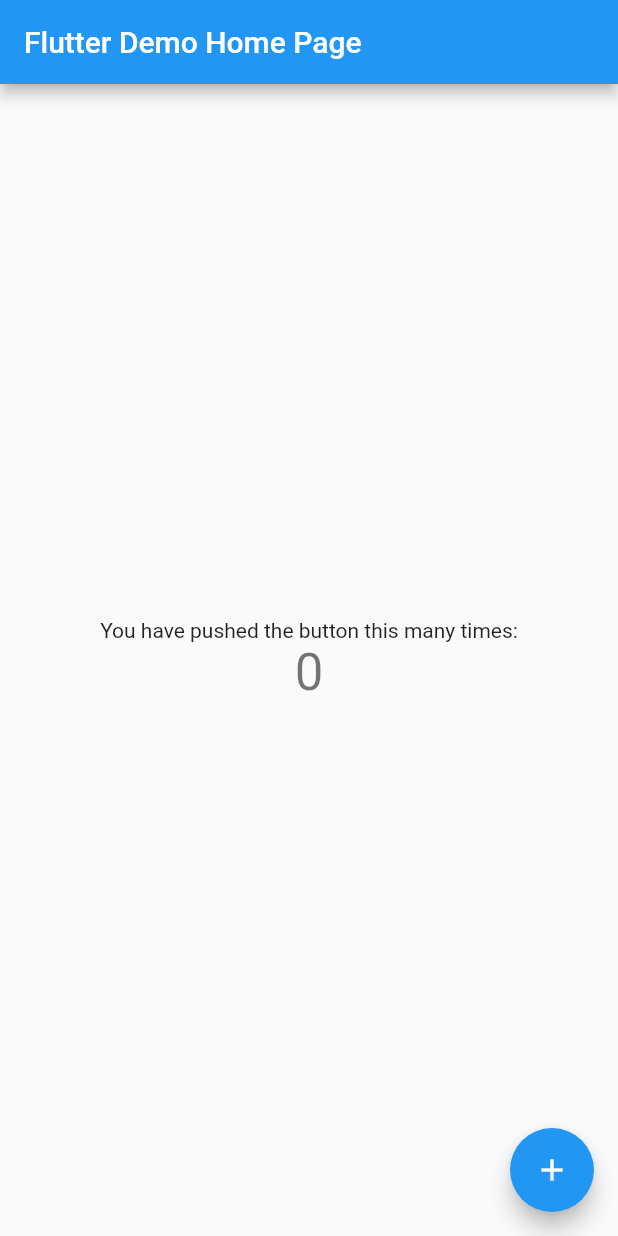
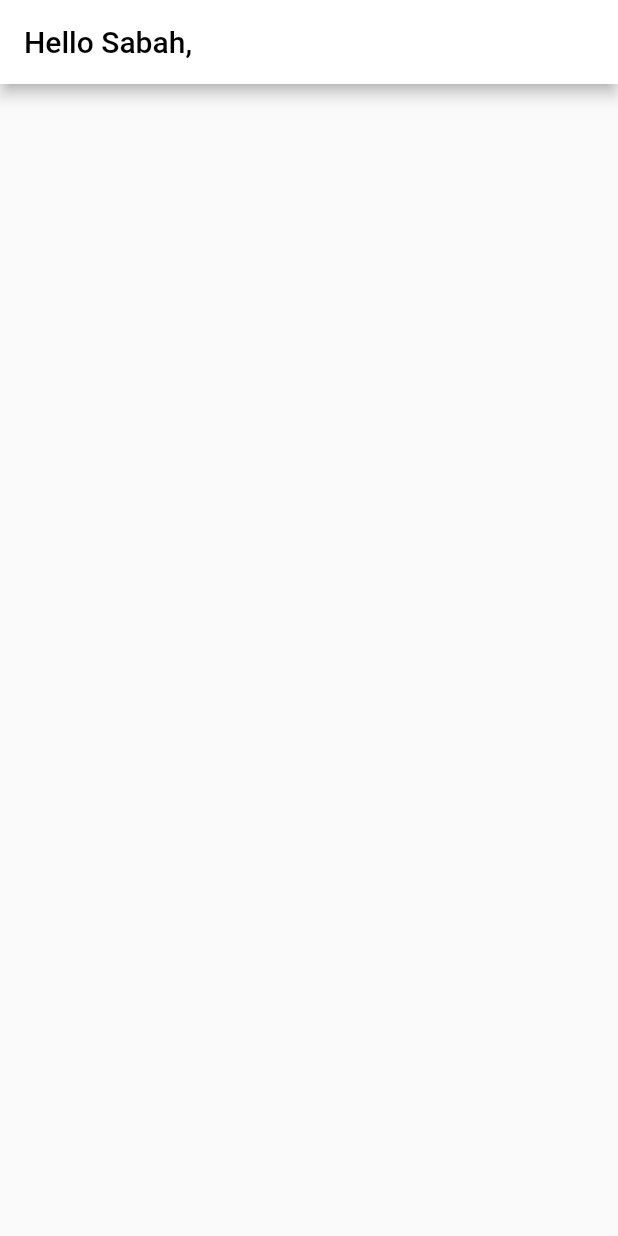
Before and after one commit to SabahTARTIR365/task_managment_app, a Flutter app: the screen it shows after launch, on a phone screen of 412 x 824 dp. Run offline on Flutter 3.47's test engine with Material 2 defaults, Android fonts, the light colour scheme and no system bars.

Commit message:
adding structure files

```diff
--- a/lib/main.dart
+++ b/lib/main.dart
@@ -1,115 +1,10 @@
 import 'package:flutter/material.dart';
+import 'package:task_managing_app/main_tasks_screen.dart';
+
 
 void main() {
-  runApp(const MyApp());
+  runApp( MaterialApp(
+    title: 'Flutter Demo',
+    home:MainTasksScreen(),
+  ));
 }
-
-class MyApp extends StatelessWidget {
-  const MyApp({Key? key}) : super(key: key);
-
-  // This widget is the root of your application.
-  @override
-  Widget build(BuildContext context) {
-    return MaterialApp(
-      title: 'Flutter Demo',
-      theme: ThemeData(
-        // This is the theme of your application.
-        //
-        // Try running your application with "flutter run". You'll see the
-        // application has a blue toolbar. Then, without quitting the app, try
-        // changing the primarySwatch below to Colors.green and then invoke
-        // "hot reload" (press "r" in the console where you ran "flutter run",
-        // or simply save your changes to "hot reload" in a Flutter IDE).
-        // Notice that the counter didn't reset back to zero; the application
-        // is not restarted.
-        primarySwatch: Colors.blue,
-      ),
-      home: const MyHomePage(title: 'Flutter Demo Home Page'),
-    );
-  }
-}
-
-class MyHomePage extends StatefulWidget {
-  const MyHomePage({Key? key, required this.title}) : super(key: key);
-
-  // This widget is the home page of your application. It is stateful, meaning
-  // that it has a State object (defined below) that contains fields that affect
-  // how it looks.
-
-  // This class is the configuration for the state. It holds the values (in this
-  // case the title) provided by the parent (in this case the App widget) and
-  // used by the build method of the State. Fields in a Widget subclass are
-  // always marked "final".
-
-  final String title;
-
-  @override
-  State<MyHomePage> createState() => _MyHomePageState();
-}
-
-class _MyHomePageState extends State<MyHomePage> {
-  int _counter = 0;
-
-  void _incrementCounter() {
-    setState(() {
-      // This call to setState tells the Flutter framework that something has
-      // changed in this State, which causes it to rerun the build method below
-      // so that the display can reflect the updated values. If we changed
-      // _counter without calling setState(), then the build method would not be
-      // called again, and so nothing would appear to happen.
-      _counter++;
-    });
-  }
-
-  @override
-  Widget build(BuildContext context) {
-    // This method is rerun every time setState is called, for instance as done
-    // by the _incrementCounter method above.
-    //
-    // The Flutter framework has been optimized to make rerunning build methods
-    // fast, so that you can just rebuild anything that needs updating rather
-    // than having to individually change instances of widgets.
-    return Scaffold(
-      appBar: AppBar(
-        // Here we take the value from the MyHomePage object that was created by
-        // the App.build method, and use it to set our appbar title.
-        title: Text(widget.title),
-      ),
-      body: Center(
-        // Center is a layout widget. It takes a single child and positions it
-        // in the middle of the parent.
-        child: Column(
-          // Column is also a layout widget. It takes a list of children and
-          // arranges them vertically. By default, it sizes itself to fit its
-          // children horizontally, and tries to be as tall as its parent.
-          //
-          // Invoke "debug painting" (press "p" in the console, choose the
-          // "Toggle Debug Paint" action from the Flutter Inspector in Android
-          // Studio, or the "Toggle Debug Paint" command in Visual Studio Code)
-          // to see the wireframe for each widget.
-          //
-          // Column has various properties to control how it sizes itself and
-          // how it positions its children. Here we use mainAxisAlignment to
-          // center the children vertically; the main axis here is the vertical
-          // axis because Columns are vertical (the cross axis would be
-          // horizontal).
-          mainAxisAlignment: MainAxisAlignment.center,
-          children: <Widget>[
-            const Text(
-              'You have pushed the button this many times:',
-            ),
-            Text(
-              '$_counter',
-              style: Theme.of(context).textTheme.headline4,
-            ),
-          ],
-        ),
-      ),
-      floatingActionButton: FloatingActionButton(
-        onPressed: _incrementCounter,
-        tooltip: 'Increment',
-        child: const Icon(Icons.add),
-      ), // This trailing comma makes auto-formatting nicer for build methods.
-    );
-  }
-}
--- /dev/null
+++ b/lib/main_tasks_screen.dart
@@ -0,0 +1,25 @@
+import 'package:flutter/cupertino.dart';
+import 'package:flutter/material.dart';
+
+class MainTasksScreen extends StatelessWidget{
+  @override
+  Widget build(BuildContext context) {
+   return Scaffold
+     (
+     appBar: AppBar(
+     title: Text('Hello Sabah,',
+       style: TextStyle(color: Colors.black),),
+     backgroundColor: Colors.white,),
+     body: Column(children: [
+
+
+
+     ],),
+     //bottomNavigationBar: ,
+
+
+     );
+
+  }
+
+}
--- a/pubspec.yaml
+++ b/pubspec.yaml
@@ -58,9 +58,9 @@
   uses-material-design: true
 
   # To add assets to your application, add an assets section, like this:
-  # assets:
-  #   - images/a_dot_burr.jpeg
-  #   - images/a_dot_ham.jpeg
+  assets:
+    - images/
+
 
   # An image asset can refer to one or more resolution-specific "variants", see
   # https://flutter.dev/assets-and-images/#resolution-aware.
```
Also changed, not shown: images/ui.jpg (added), 2 other files.
